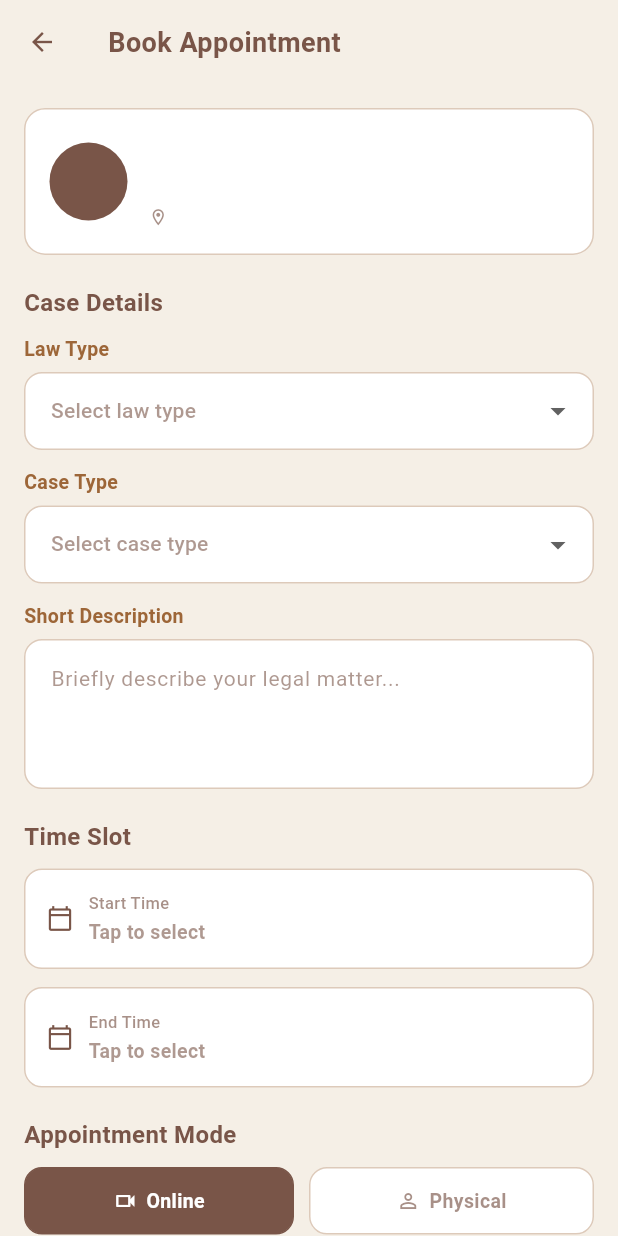
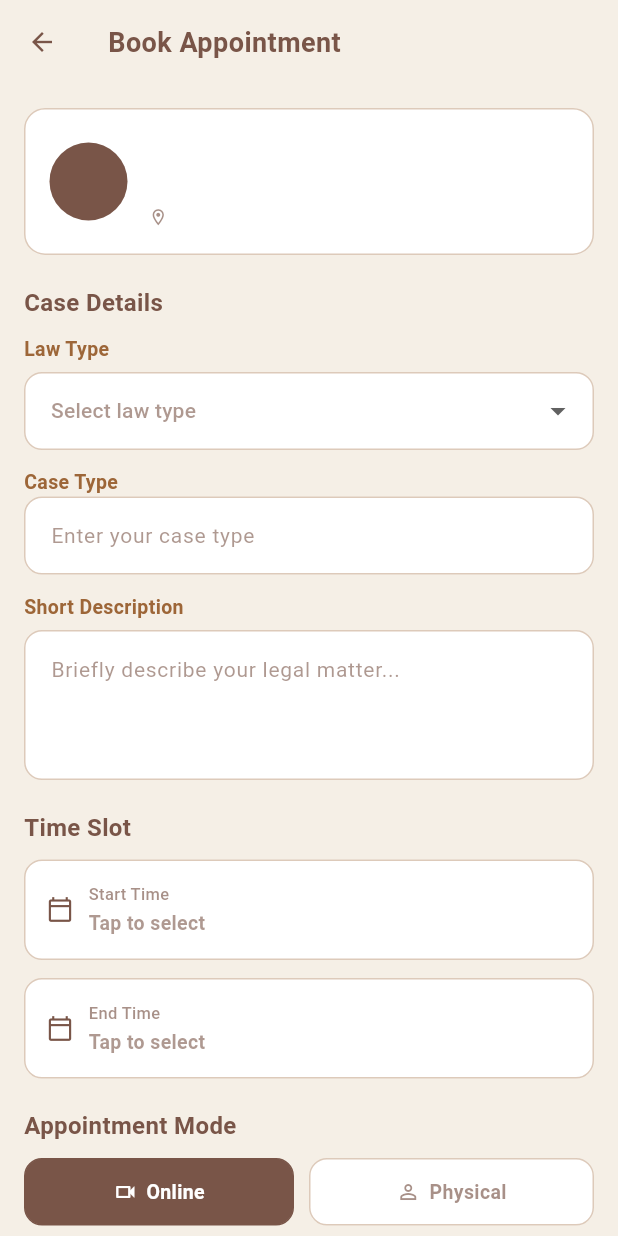
Before and after one commit to insaseemab/frontend, a Flutter app: the BookAppointmentScreen screen opened directly with empty values, on a phone screen of 412 x 824 dp. Run offline on Flutter 3.47's test engine with Material 3 defaults, Android fonts, the light colour scheme and no system bars; our stand-ins replace get, get_storage, image_picker; accounts and stored records are empty.

Commit message:
mini changes

```diff
--- a/lib/screens/appointments/appointment_screen.dart
+++ b/lib/screens/appointments/appointment_screen.dart
@@ -4,12 +4,15 @@ import 'package:insaafconnect/core/services/api_services.dart';
 import 'package:get/get.dart';
 import 'package:insaafconnect/core/utils/theme.dart';
 
-
 class BookAppointmentScreen extends StatefulWidget {
   final Map<String, dynamic> lawyer;
   final DateTime? initialDate;
 
-  const BookAppointmentScreen({super.key, required this.lawyer, this.initialDate});
+  const BookAppointmentScreen({
+    super.key,
+    required this.lawyer,
+    this.initialDate,
+  });
 
   @override
   State<BookAppointmentScreen> createState() => _BookAppointmentScreenState();
@@ -19,9 +22,9 @@ class _BookAppointmentScreenState extends State<BookAppointmentScreen> {
   final _formKey = GlobalKey<FormState>();
 
   final _descriptionCtrl = TextEditingController();
+  final _caseTypeCtrl = TextEditingController();
 
   String? _selectedLawType;
-  String? _selectedCaseType;
   String _appointmentMode = 'online';
 
   DateTime? _slotStart;
@@ -45,15 +48,6 @@ class _BookAppointmentScreenState extends State<BookAppointmentScreen> {
     'Property Law',
     'Labour Law',
     'Tax Law',
-  ];
-
-  final List<String> _caseTypes = [
-    'Consultation',
-    'Representation',
-    'Document Review',
-    'Contract Drafting',
-    'Litigation',
-    'Arbitration',
   ];
 
   String _fmtDateTime(DateTime dt) =>
@@ -82,9 +76,9 @@ class _BookAppointmentScreenState extends State<BookAppointmentScreen> {
       context: context,
       initialTime: TimeOfDay.now(),
       builder: (ctx, child) => Theme(
-        data: Theme.of(ctx).copyWith(
-          colorScheme: ColorScheme.light(primary: AppColors.Brown),
-        ),
+        data: Theme.of(
+          ctx,
+        ).copyWith(colorScheme: ColorScheme.light(primary: AppColors.Brown)),
         child: child!,
       ),
     );
@@ -126,7 +120,7 @@ class _BookAppointmentScreenState extends State<BookAppointmentScreen> {
       await AppointmentService.createAppointment(
         lawyerId: widget.lawyer['id'] as int,
         lawType: _selectedLawType!,
-        caseType: _selectedCaseType!,
+        caseType: _caseTypeCtrl.text.trim(),
         shortDescription: _descriptionCtrl.text.trim(),
         slotStartTime: _fmtDateTime(_slotStart!),
         slotEndTime: _fmtDateTime(_slotEnd!),
@@ -154,6 +148,7 @@ class _BookAppointmentScreenState extends State<BookAppointmentScreen> {
       barrierDismissible: false,
       builder: (_) => AlertDialog(
         shape: RoundedRectangleBorder(borderRadius: BorderRadius.circular(16)),
+        backgroundColor: AppColors.white,
         title: Row(
           children: [
             Icon(Icons.check_circle, color: AppColors.success),
@@ -181,12 +176,10 @@ class _BookAppointmentScreenState extends State<BookAppointmentScreen> {
                 children: [
                   Text(
                     'What happens next?',
-                    style: TextStyle(
-                      fontWeight: FontWeight.bold,
-                      fontSize: 14,
-                    ),
+                    style: TextStyle(fontWeight: FontWeight.bold, fontSize: 14),
                   ),
                   SizedBox(height: 10),
+
                   _StepText('1. Lawyer reviews your request'),
                   _StepText('2. You get notified of acceptance'),
                   _StepText('3. Lawyer shares payment details'),
@@ -213,6 +206,7 @@ class _BookAppointmentScreenState extends State<BookAppointmentScreen> {
   @override
   void dispose() {
     _descriptionCtrl.dispose();
+     _caseTypeCtrl.dispose();
     super.dispose();
   }
 
@@ -224,17 +218,10 @@ class _BookAppointmentScreenState extends State<BookAppointmentScreen> {
         backgroundColor: AppColors.beige,
         elevation: 0,
         leading: IconButton(
-          icon: Icon(
-            Icons.arrow_back,
-            color: AppColors.Brown,
-            size: 20,
-          ),
+          icon: Icon(Icons.arrow_back, color: AppColors.Brown, size: 20),
           onPressed: () => Get.back(),
         ),
-        title: Text(
-          'Book Appointment',
-          style: AppTextStyles.heading3,
-        ),
+        title: Text('Book Appointment', style: AppTextStyles.heading3),
       ),
       body: Form(
         key: _formKey,
@@ -259,21 +246,22 @@ class _BookAppointmentScreenState extends State<BookAppointmentScreen> {
               ),
               const SizedBox(height: 12),
 
-              _AppDropdown(
-                label: 'Case Type',
-                hint: 'Select case type',
-                value: _selectedCaseType,
-                items: _caseTypes,
-                onChanged: (v) => setState(() => _selectedCaseType = v),
-                validator: (v) =>
-                    v == null ? 'Please select a case type' : null,
+              _fieldLabel('Case Type'),
+              TextFormField(
+                controller: _descriptionCtrl,
+                decoration: _inputDecor(
+                  'Enter your case type',
+                ),
+                validator: (v) => (v == null || v.trim().isEmpty)
+                    ? 'Case Type is required'
+                    : null,
               ),
               const SizedBox(height: 12),
 
               _fieldLabel('Short Description'),
               const SizedBox(height: 6),
               TextFormField(
-                controller: _descriptionCtrl,
+                controller: _caseTypeCtrl,
                 maxLines: 3,
                 decoration: _inputDecor(
                   'Briefly describe your legal matter...',
@@ -351,10 +339,8 @@ class _BookAppointmentScreenState extends State<BookAppointmentScreen> {
     );
   }
 
-  Widget _sectionLabel(String text) => Text(
-    text,
-    style: AppTextStyles.heading4.copyWith(fontSize: 16),
-  );
+  Widget _sectionLabel(String text) =>
+      Text(text, style: AppTextStyles.heading4.copyWith(fontSize: 16));
 
   Widget _fieldLabel(String text) => Text(
     text,
@@ -394,8 +380,6 @@ class _BookAppointmentScreenState extends State<BookAppointmentScreen> {
   );
 }
 
-
-
 class MyAppointmentsScreen extends StatefulWidget {
   final bool isStandalone;
 
@@ -416,7 +400,8 @@ class _MyAppointmentsScreenState extends State<MyAppointmentsScreen> {
 
   void _load() {
     setState(() {
-      _future = AppointmentService.getMyAppointments(); // ← uses token automatically
+      _future =
+          AppointmentService.getMyAppointments(); // ← uses token automatically
     });
   }
 
@@ -512,17 +497,10 @@ class _MyAppointmentsScreenState extends State<MyAppointmentsScreen> {
           backgroundColor: AppColors.beige,
           elevation: 0,
           leading: IconButton(
-            icon: Icon(
-              Icons.arrow_back,
-              color: AppColors.Brown,
-              size: 20,
-            ),
+            icon: Icon(Icons.arrow_back, color: AppColors.Brown, size: 20),
             onPressed: () => Get.back(),
           ),
-          title: Text(
-            'My Appointments',
-            style: AppTextStyles.heading3,
-          ),
+          title: Text('My Appointments', style: AppTextStyles.heading3),
         ),
         body: _buildBody(),
       );
@@ -536,10 +514,7 @@ class _MyAppointmentsScreenState extends State<MyAppointmentsScreen> {
           Container(
             width: double.infinity,
             padding: const EdgeInsets.fromLTRB(16, 16, 16, 8),
-            child: Text(
-              'My Appointments',
-              style: AppTextStyles.heading3,
-            ),
+            child: Text('My Appointments', style: AppTextStyles.heading3),
           ),
           Expanded(child: _buildBody()),
         ],
@@ -614,7 +589,7 @@ class _AppointmentTile extends StatelessWidget {
                   vertical: 5,
                 ),
                 decoration: BoxDecoration(
-                  color: _statusBg,
+                  color: AppColors.beige,
                   borderRadius: BorderRadius.circular(20),
                 ),
                 child: Text(
@@ -727,6 +702,7 @@ class _AppointmentTile extends StatelessWidget {
       context: context,
       builder: (_) => AlertDialog(
         shape: RoundedRectangleBorder(borderRadius: BorderRadius.circular(14)),
+        backgroundColor: AppColors.white,
         title: const Text('Cancel Appointment'),
         content: const Text(
           'Are you sure you want to cancel this appointment?',
@@ -772,7 +748,6 @@ class _InfoRow extends StatelessWidget {
     );
   }
 }
-
 
 class _LawyerSummaryCard extends StatelessWidget {
   final Map<String, dynamic> lawyer;
@@ -878,10 +853,7 @@ class _AppDropdown extends StatelessWidget {
         DropdownButtonFormField<String>(
           // initialValue replaces deprecated value property
           value: value,
-          hint: Text(
-            hint,
-            style: AppTextStyles.hint,
-          ),
+          hint: Text(hint, style: AppTextStyles.hint),
           decoration: InputDecoration(
             filled: true,
             fillColor: AppColors.white,
@@ -899,10 +871,7 @@ class _AppDropdown extends StatelessWidget {
             ),
             focusedBorder: OutlineInputBorder(
               borderRadius: BorderRadius.circular(12),
-              borderSide: BorderSide(
-                color: AppColors.Brown,
-                width: 1.5,
-              ),
+              borderSide: BorderSide(color: AppColors.Brown, width: 1.5),
             ),
             errorBorder: OutlineInputBorder(
               borderRadius: BorderRadius.circular(12),
@@ -1015,9 +984,7 @@ class _ModeSelector extends StatelessWidget {
                 color: isActive ? AppColors.Brown : AppColors.white,
                 borderRadius: BorderRadius.circular(12),
                 border: Border.all(
-                  color: isActive
-                      ? AppColors.Brown
-                      : AppColors.cardBorder,
+                  color: isActive ? AppColors.Brown : AppColors.cardBorder,
                 ),
               ),
               child: Row(
@@ -1026,7 +993,9 @@ class _ModeSelector extends StatelessWidget {
                   Icon(
                     icons[i],
                     size: 16,
-                    color: isActive ? AppColors.white : AppColors.labelSecondary,
+                    color: isActive
+                        ? AppColors.white
+                        : AppColors.labelSecondary,
                   ),
                   const SizedBox(width: 6),
                   Text(
@@ -1034,7 +1003,9 @@ class _ModeSelector extends StatelessWidget {
                     style: TextStyle(
                       fontSize: 13,
                       fontWeight: FontWeight.w600,
-                      color: isActive ? AppColors.white : AppColors.labelSecondary,
+                      color: isActive
+                          ? AppColors.white
+                          : AppColors.labelSecondary,
                     ),
                   ),
                 ],
--- a/lib/screens/dashboard_screen/admin/manage_cases.dart
+++ b/lib/screens/dashboard_screen/admin/manage_cases.dart
@@ -227,6 +227,7 @@ class _ManageCasesPageState extends State<ManageCasesPage> {
       context: context,
       builder: (ctx) => AlertDialog(
         shape: RoundedRectangleBorder(borderRadius: BorderRadius.circular(14)),
+        backgroundColor: AppColors.beige,
         title: Text('Case #${c.id}'),
         content: SizedBox(
           width: double.maxFinite,
@@ -602,6 +603,7 @@ class _ManageCasesPageState extends State<ManageCasesPage> {
             _updateStatus(c, value);
           }
         },
+        color: AppColors.white,
         itemBuilder: (_) => [
           const PopupMenuItem(value: 'view', child: Text('View Detail')),
           const PopupMenuDivider(),
@@ -637,6 +639,7 @@ class _ManageCasesPageState extends State<ManageCasesPage> {
             _updateStatus(c, value);
           }
         },
+        color: AppColors.beige,
         itemBuilder: (_) => [
           const PopupMenuItem(value: 'view', child: Text('View Detail')),
           const PopupMenuDivider(),
--- a/lib/screens/dashboard_screen/client/client_dashboard.dart
+++ b/lib/screens/dashboard_screen/client/client_dashboard.dart
@@ -675,7 +675,7 @@ class _CaseCard extends StatelessWidget {
           Container(
             padding: const EdgeInsets.symmetric(horizontal: 12, vertical: 6),
             decoration: BoxDecoration(
-              color: statusBg,
+              color: AppColors.beige,
               borderRadius: BorderRadius.circular(20),
             ),
             child: Text(
```
Also changed, not shown: lib/core/services/appointment_services.dart (+8 -7 lines), lib/screens/appointments/appointments_page.dart (+11 -6 lines).
